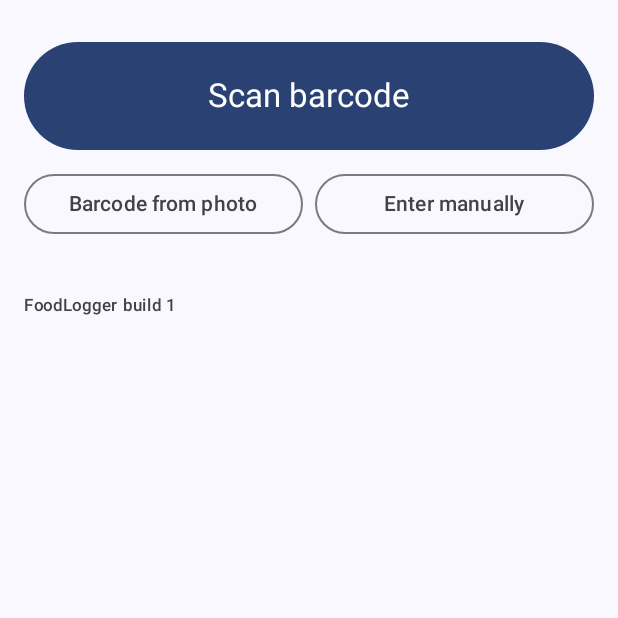
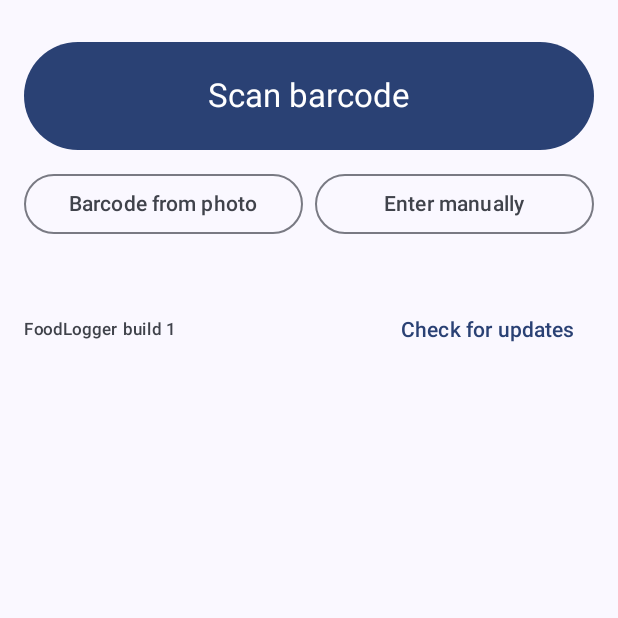
Before and after one commit to RLi43/FoodLogger, an Android app built with Jetpack Compose: the composable HomeScreen shown on its own in the app's theme, on a phone screen of 412 x 824 dp, the top half of it. Run offline under Robolectric (Android 15) with nearby library versions, the phone set to English and light mode, and no system bars.

Commit message:
Check for updates whenever the app comes to the foreground
The release check ran once, when the ViewModel was created, so an app left
in the background never noticed a build published afterwards. It now runs
on every resume (at most every 5 minutes, for GitHub's rate limit), and the
home screen has a "Check for updates" button that also reports "up to date"
or the error. A signature mismatch on install now says to reinstall once
from the releases page instead of a generic failure.

Co-Authored-By: Claude Opus 5.5 <noreply@anthropic.com>
Claude-Session: https://claude.ai/code/session_01LZyX7skiKHsjiytmY7dCXh

```diff
--- a/app/src/main/kotlin/ch/foodlogger/app/MainActivity.kt
+++ b/app/src/main/kotlin/ch/foodlogger/app/MainActivity.kt
@@ -64,6 +64,8 @@ class MainActivity : ComponentActivity() {
         super.onResume()
         // Permissions, the date or entries in Health Connect may have changed while we were away.
         viewModel.refresh()
+        // A new build may have been published since the app was last in the foreground.
+        viewModel.checkForUpdate()
     }
 
     private fun scan() {
--- a/app/src/main/kotlin/ch/foodlogger/app/ui/FoodLoggerApp.kt
+++ b/app/src/main/kotlin/ch/foodlogger/app/ui/FoodLoggerApp.kt
@@ -68,6 +68,7 @@ fun FoodLoggerApp(
                 onRemoveRecent = viewModel::removeRecent,
                 onDeleteEntry = { viewModel.delete(it.recordId) },
                 onInstallUpdate = viewModel::installUpdate,
+                onCheckForUpdate = { viewModel.checkForUpdate(manual = true) },
                 onGrantPermission = onGrantPermission,
                 onInstallHealthConnect = onInstallHealthConnect,
                 modifier = modifier,
--- a/app/src/main/kotlin/ch/foodlogger/app/ui/HomeScreen.kt
+++ b/app/src/main/kotlin/ch/foodlogger/app/ui/HomeScreen.kt
@@ -24,6 +24,7 @@ import androidx.compose.runtime.getValue
 import androidx.compose.runtime.mutableStateOf
 import androidx.compose.runtime.remember
 import androidx.compose.runtime.setValue
+import androidx.compose.ui.Alignment
 import androidx.compose.ui.Modifier
 import androidx.compose.ui.unit.dp
 import ch.foodlogger.app.BuildConfig
@@ -48,6 +49,7 @@ fun HomeScreen(
     onRemoveRecent: (Product) -> Unit,
     onDeleteEntry: (LoggedEntry) -> Unit,
     onInstallUpdate: () -> Unit,
+    onCheckForUpdate: () -> Unit,
     onGrantPermission: () -> Unit,
     onInstallHealthConnect: () -> Unit,
     modifier: Modifier = Modifier,
@@ -128,12 +130,20 @@ fun HomeScreen(
             }
         }
         item {
-            Text(
-                "FoodLogger build ${BuildConfig.VERSION_CODE}",
-                style = MaterialTheme.typography.labelSmall,
-                color = MaterialTheme.colorScheme.onSurfaceVariant,
-                modifier = Modifier.padding(top = 24.dp),
-            )
+            Row(
+                verticalAlignment = Alignment.CenterVertically,
+                horizontalArrangement = Arrangement.SpaceBetween,
+                modifier = Modifier.fillMaxWidth().padding(top = 24.dp),
+            ) {
+                Text(
+                    "FoodLogger build ${BuildConfig.VERSION_CODE}",
+                    style = MaterialTheme.typography.labelSmall,
+                    color = MaterialTheme.colorScheme.onSurfaceVariant,
+                )
+                TextButton(onClick = onCheckForUpdate, enabled = !state.checkingUpdate) {
+                    Text(if (state.checkingUpdate) "Checking…" else "Check for updates")
+                }
+            }
         }
     }
 }
```
Also changed, not shown: app/src/main/kotlin/ch/foodlogger/app/AppUpdater.kt (+12 -5 lines), app/src/main/kotlin/ch/foodlogger/app/MainViewModel.kt (+25 -2 lines), 1 other file.
